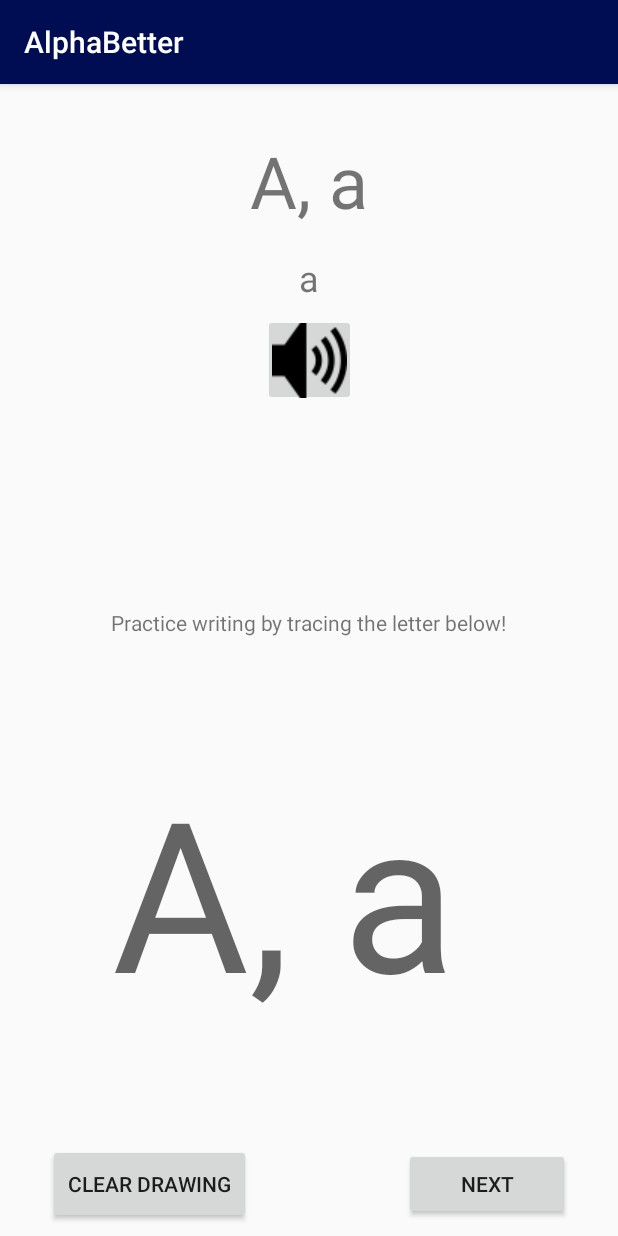
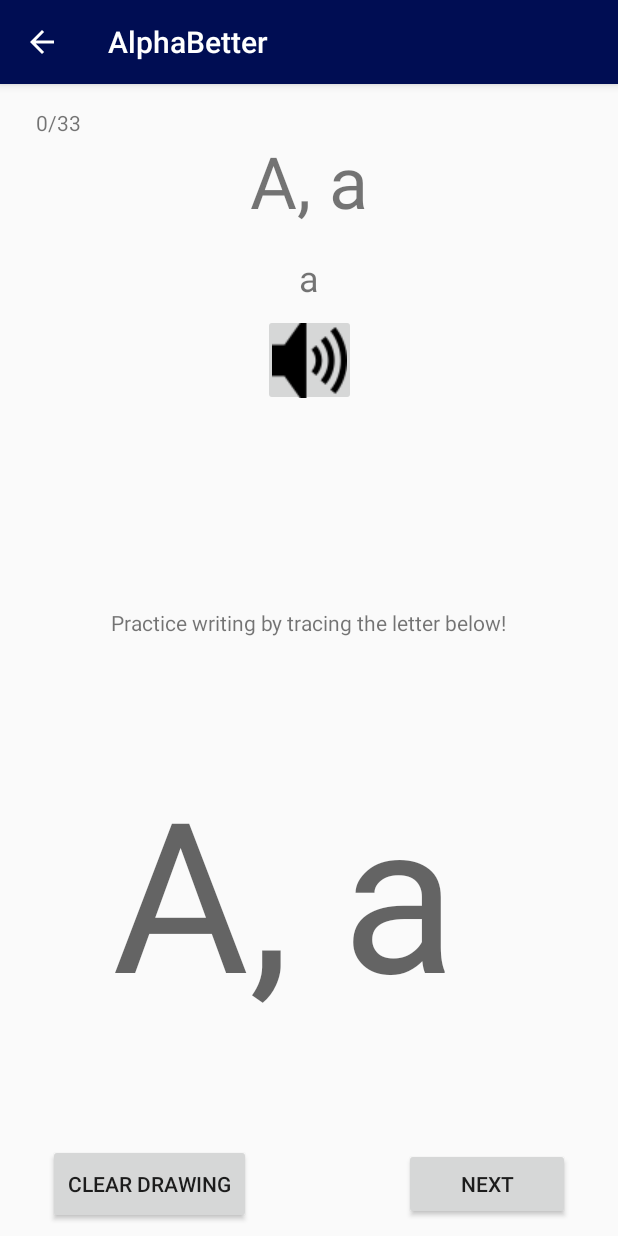
Before and after one commit to t-ahsan/EC327_Project, an Android app: the LearnActivity screen opened directly, with no data from a screen before it, after a tap on an icon or button, on a phone screen of 412 x 824 dp. Run offline under Robolectric (Android 15) with nearby library versions, the phone set to English and light mode, and no system bars; Roboto replaces fonts that are not available here.

Commit message:
added button and parent activities

```diff
--- a/app/src/main/java/com/example/yana/alphabetter/GenericLetterMap.java
+++ b/app/src/main/java/com/example/yana/alphabetter/GenericLetterMap.java
@@ -39,7 +39,7 @@ public class GenericLetterMap {
     public String knownLanguageName = "English";
 
     // an array that holds the location of audio files for the target language
-    public int audioFiles[] = new int [nEntries];
+    protected int audioFiles[] = new int [nEntries];
 
 
     // shuffle all entries randomly, while still maintaining same indices for corresponding
--- a/app/src/main/java/com/example/yana/alphabetter/LearnActivity.java
+++ b/app/src/main/java/com/example/yana/alphabetter/LearnActivity.java
@@ -33,6 +33,8 @@ public class LearnActivity extends AppCompatActivity {
     private TextView knownLetterView;
 
     private TextView traceLetterView;
+
+    private TextView progressView;
 
     // button for sound
     private ImageButton audioButton;
@@ -73,6 +75,7 @@ public class LearnActivity extends AppCompatActivity {
         traceLetterView = findViewById(R.id.traceLetter);
         nextButton = findViewById(R.id.nextButton);
         audioButton = findViewById(R.id.audioButton);
+        progressView = findViewById(R.id.progressText);
         letterCanvas = (LetterCanvas) findViewById(R.id.letterCanvas);
         sound = MediaPlayer.create(LearnActivity.this, letterMap.audioFiles[0]);
     }
@@ -82,6 +85,7 @@ public class LearnActivity extends AppCompatActivity {
         targetLetterView.setText(letterMap.getTargetLanguageEntry(letterNumber));
         traceLetterView.setText(letterMap.getTargetLanguageEntry(letterNumber));
         knownLetterView.setText(letterMap.getKnownLanguageEntry(letterNumber));
+        progressView.setText(letterNumber + "/" + letterMap.nEntries);
         letterCanvas.eraseAll();
 
     }
@@ -109,7 +113,7 @@ public class LearnActivity extends AppCompatActivity {
 
     // play audio when user clicks audio button
     public void onSoundButtonClick(View view) {
-        sound = MediaPlayer.create(LearnActivity.this, letterMap.audioFiles[letterNumber]);
+        sound = MediaPlayer.create(LearnActivity.this, letterMap.getAudioFileEntry(letterNumber));
         sound.start();
 
         sound.setOnCompletionListener(new MediaPlayer.OnCompletionListener() {
--- a/app/src/main/java/com/example/yana/alphabetter/QuizActivity.java
+++ b/app/src/main/java/com/example/yana/alphabetter/QuizActivity.java
@@ -480,6 +480,9 @@ public class QuizActivity extends AppCompatActivity {
         else if (lives == 0){
             livesView.setImageResource(R.drawable.zero_hearts);
         }
+        else {
+            throw new RuntimeException("Unvalid lives");
+        }
 
         // hide result
         resultView.setVisibility(View.INVISIBLE);
--- a/app/src/main/res/layout/activity_learn.xml
+++ b/app/src/main/res/layout/activity_learn.xml
@@ -117,5 +117,17 @@
         app:layout_constraintLeft_toLeftOf="parent"
         app:layout_constraintStart_toStartOf="parent" />
 
+    <TextView
+        android:id="@+id/progressText"
+        android:layout_width="0dp"
+        android:layout_height="22dp"
+        android:layout_marginLeft="16dp"
+        android:layout_marginStart="24dp"
+        android:layout_marginTop="16dp"
+        android:text="@string/progress_string"
+        app:layout_constraintLeft_toLeftOf="parent"
+        app:layout_constraintStart_toStartOf="parent"
+        app:layout_constraintTop_toTopOf="parent" />
+
 
 </android.support.constraint.ConstraintLayout>
--- a/app/src/main/res/values/strings.xml
+++ b/app/src/main/res/values/strings.xml
@@ -23,4 +23,5 @@
     <string name="next_string">Next</string>
     <string name="practice_string">Practice writing by tracing the letter below!</string>
     <string name="clear_string">Clear Drawing</string>
+    <string name="progress_string">--/--</string>
 </resources>
```
Also changed, not shown: app/src/main/AndroidManifest.xml (+6 -2 lines).
